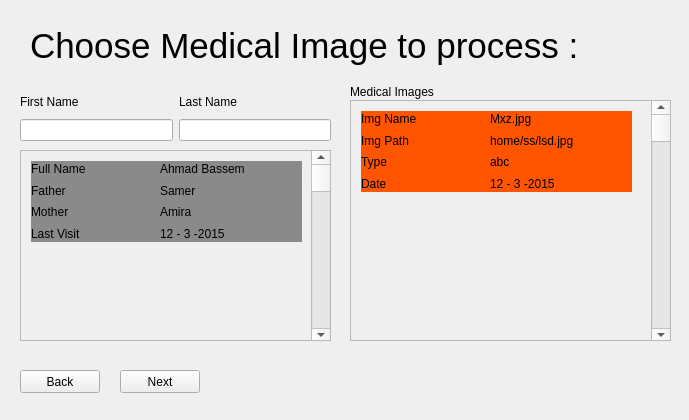
Qt form s1.ui (khaleddallah/PulseProject) before a commit.
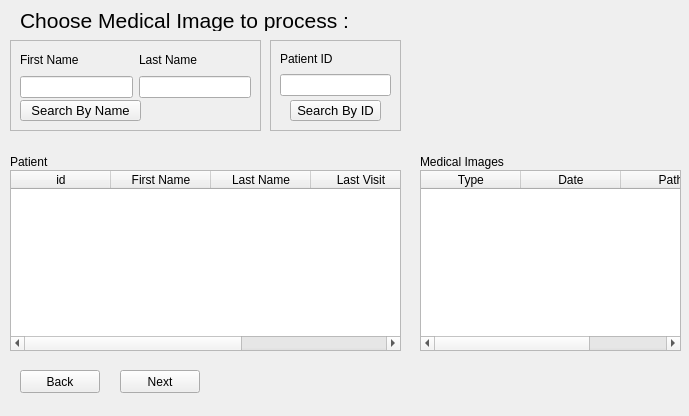
The same form after that commit. The open tabs and pages were chosen to show the change.

Commit message: Finished all of PatientDB

What changed in the file:
```diff
--- a/s1.ui
+++ b/s1.ui
@@ -7,7 +7,7 @@
     <x>0</x>
     <y>0</y>
     <width>689</width>
-    <height>420</height>
+    <height>416</height>
    </rect>
   </property>
   <property name="windowTitle">
@@ -1321,66 +1321,197 @@
    <widget class="QLabel" name="Header7">
     <property name="geometry">
      <rect>
-      <x>30</x>
-      <y>20</y>
-      <width>641</width>
-      <height>51</height>
+      <x>20</x>
+      <y>10</y>
+      <width>611</width>
+      <height>21</height>
      </rect>
     </property>
     <property name="font">
      <font>
-      <pointsize>26</pointsize>
+      <pointsize>16</pointsize>
      </font>
     </property>
     <property name="text">
      <string>Choose Medical Image to process :</string>
     </property>
    </widget>
-   <widget class="QWidget" name="horizontalLayoutWidget_9">
+   <widget class="QFrame" name="frameId7">
     <property name="geometry">
      <rect>
-      <x>20</x>
-      <y>90</y>
-      <width>311</width>
-      <height>51</height>
+      <x>270</x>
+      <y>40</y>
+      <width>131</width>
+      <height>91</height>
      </rect>
     </property>
-    <layout class="QHBoxLayout" name="Name_HL7">
-     <item>
-      <layout class="QVBoxLayout" name="First_Name_VL7">
-       <item>
-        <widget class="QLabel" name="FirstName7">
-         <property name="text">
-          <string>First Name</string>
-         </property>
-        </widget>
-       </item>
-       <item>
-        <widget class="QLineEdit" name="FirstNameBox7"/>
-       </item>
-      </layout>
-     </item>
-     <item>
-      <layout class="QVBoxLayout" name="Last_Name_VL7">
-       <item>
-        <widget class="QLabel" name="LastName7">
-         <property name="text">
-          <string>Last Name</string>
-         </property>
-        </widget>
-       </item>
-       <item>
-        <widget class="QLineEdit" name="LastNameBox7"/>
-       </item>
-      </layout>
-     </item>
-    </layout>
+    <property name="frameShape">
+     <enum>QFrame::StyledPanel</enum>
+    </property>
+    <property name="frameShadow">
+     <enum>QFrame::Raised</enum>
+    </property>
+    <widget class="QWidget" name="layoutWidget_2">
+     <property name="geometry">
+      <rect>
+       <x>10</x>
+       <y>10</y>
+       <width>111</width>
+       <height>46</height>
+      </rect>
+     </property>
+     <layout class="QVBoxLayout" name="Last_Name_VL7_2">
+      <item>
+       <widget class="QLabel" name="Patientid7">
+        <property name="text">
+         <string>Patient ID</string>
+        </property>
+       </widget>
+      </item>
+      <item>
+       <widget class="QLineEdit" name="IdBox7"/>
+      </item>
+     </layout>
+    </widget>
+    <widget class="QPushButton" name="SearchById7">
+     <property name="geometry">
+      <rect>
+       <x>20</x>
+       <y>60</y>
+       <width>91</width>
+       <height>21</height>
+      </rect>
+     </property>
+     <property name="font">
+      <font>
+       <pointsize>10</pointsize>
+      </font>
+     </property>
+     <property name="text">
+      <string>Search By ID</string>
+     </property>
+    </widget>
+   </widget>
+   <widget class="QFrame" name="frame7">
+    <property name="geometry">
+     <rect>
+      <x>10</x>
+      <y>40</y>
+      <width>251</width>
+      <height>91</height>
+     </rect>
+    </property>
+    <property name="styleSheet">
+     <string notr="true">border-color: rgb(62, 61, 57);</string>
+    </property>
+    <property name="frameShape">
+     <enum>QFrame::StyledPanel</enum>
+    </property>
+    <property name="frameShadow">
+     <enum>QFrame::Raised</enum>
+    </property>
+    <widget class="QWidget" name="horizontalLayoutWidget_9">
+     <property name="geometry">
+      <rect>
+       <x>10</x>
+       <y>10</y>
+       <width>231</width>
+       <height>48</height>
+      </rect>
+     </property>
+     <layout class="QHBoxLayout" name="Name_HL7">
+      <item>
+       <layout class="QVBoxLayout" name="First_Name_VL7">
+        <item>
+         <widget class="QLabel" name="FirstName7">
+          <property name="text">
+           <string>First Name</string>
+          </property>
+         </widget>
+        </item>
+        <item>
+         <widget class="QLineEdit" name="FirstNameBox7"/>
+        </item>
+       </layout>
+      </item>
+      <item>
+       <layout class="QVBoxLayout" name="Last_Name_VL7">
+        <item>
+         <widget class="QLabel" name="LastName7">
+          <property name="text">
+           <string>Last Name</string>
+          </property>
+         </widget>
+        </item>
+        <item>
+         <widget class="QLineEdit" name="LastNameBox7"/>
+        </item>
+       </layout>
+      </item>
+     </layout>
+    </widget>
+    <widget class="QPushButton" name="SearchByName7">
+     <property name="geometry">
+      <rect>
+       <x>10</x>
+       <y>60</y>
+       <width>121</width>
+       <height>21</height>
+      </rect>
+     </property>
+     <property name="font">
+      <font>
+       <pointsize>10</pointsize>
+      </font>
+     </property>
+     <property name="text">
+      <string>Search By Name</string>
+     </property>
+    </widget>
+   </widget>
+   <widget class="QTableWidget" name="PatientTable7">
+    <property name="geometry">
+     <rect>
+      <x>10</x>
+      <y>170</y>
+      <width>391</width>
+      <height>181</height>
+     </rect>
+    </property>
+    <property name="sizeAdjustPolicy">
+     <enum>QAbstractScrollArea::AdjustToContents</enum>
+    </property>
+    <column>
+     <property name="text">
+      <string>  id  </string>
+     </property>
+    </column>
+    <column>
+     <property name="text">
+      <string>  First Name  </string>
+     </property>
+    </column>
+    <column>
+     <property name="text">
+      <string>  Last Name  </string>
+     </property>
+    </column>
+    <column>
+     <property name="text">
+      <string>  Last Visit  </string>
+     </property>
+    </column>
+    <column>
+     <property name="text">
+      <string>  BirthDate</string>
+     </property>
+    </column>
    </widget>
    <widget class="QLabel" name="MedicalImages7">
     <property name="geometry">
      <rect>
-      <x>350</x>
-      <y>80</y>
+      <x>420</x>
+      <y>150</y>
       <width>122</width>
       <height>23</height>
      </rect>
@@ -1389,258 +1520,46 @@
      <string>Medical Images</string>
     </property>
    </widget>
-   <widget class="QScrollArea" name="MedImgScrollArea7">
+   <widget class="QTableWidget" name="MedicalImageTable7">
     <property name="geometry">
      <rect>
-      <x>350</x>
-      <y>100</y>
-      <width>321</width>
-      <height>241</height>
+      <x>420</x>
+      <y>170</y>
+      <width>261</width>
+      <height>181</height>
      </rect>
     </property>
-    <property name="widgetResizable">
-     <bool>true</bool>
+    <property name="sizeAdjustPolicy">
+     <enum>QAbstractScrollArea::AdjustToContents</enum>
     </property>
-    <widget class="QWidget" name="scrollAreaWidgetContents1_4">
-     <property name="geometry">
-      <rect>
-       <x>0</x>
-       <y>0</y>
-       <width>319</width>
-       <height>239</height>
-      </rect>
+    <column>
+     <property name="text">
+      <string>    Type    </string>
      </property>
-     <widget class="QWidget" name="MedImgWidget7" native="true">
-      <property name="geometry">
-       <rect>
-        <x>10</x>
-        <y>10</y>
-        <width>271</width>
-        <height>81</height>
-       </rect>
-      </property>
-      <property name="autoFillBackground">
-       <bool>false</bool>
-      </property>
-      <property name="styleSheet">
-       <string notr="true">background-color: rgb(255, 85, 0);</string>
-      </property>
-      <widget class="QWidget" name="gridLayoutWidget_10">
-       <property name="geometry">
-        <rect>
-         <x>0</x>
-         <y>0</y>
-         <width>251</width>
-         <height>80</height>
-        </rect>
-       </property>
-       <layout class="QGridLayout" name="MedImgGL7">
-        <item row="0" column="0">
-         <widget class="QLabel" name="ImgName7">
-          <property name="text">
-           <string>Img Name</string>
-          </property>
-         </widget>
-        </item>
-        <item row="1" column="0">
-         <widget class="QLabel" name="ImgPath7">
-          <property name="text">
-           <string>Img Path</string>
-          </property>
-         </widget>
-        </item>
-        <item row="2" column="0">
-         <widget class="QLabel" name="Type7">
-          <property name="text">
-           <string>Type</string>
-          </property>
-         </widget>
-        </item>
-        <item row="2" column="1">
-         <widget class="QLabel" name="TypeValue7">
-          <property name="text">
-           <string>abc</string>
-          </property>
-         </widget>
-        </item>
-        <item row="1" column="1">
-         <widget class="QLabel" name="ImgPathValue7">
-          <property name="text">
-           <string>home/ss/lsd.jpg</string>
-          </property>
-         </widget>
-        </item>
-        <item row="3" column="0">
-         <widget class="QLabel" name="MedImgDate7">
-          <property name="text">
-           <string>Date</string>
-          </property>
-         </widget>
-        </item>
-        <item row="3" column="1">
-         <widget class="QLabel" name="MedImgDateValue7">
-          <property name="text">
-           <string>12 - 3 -2015</string>
-          </property>
-         </widget>
-        </item>
-        <item row="0" column="1">
-         <widget class="QLabel" name="ImgNameValue7">
-          <property name="text">
-           <string>Mxz.jpg</string>
-          </property>
-         </widget>
-        </item>
-       </layout>
-      </widget>
-     </widget>
-     <widget class="QScrollBar" name="MedImgVerticalScrollBar7">
-      <property name="geometry">
-       <rect>
-        <x>300</x>
-        <y>0</y>
-        <width>20</width>
-        <height>241</height>
-       </rect>
-      </property>
-      <property name="orientation">
-       <enum>Qt::Vertical</enum>
-      </property>
-     </widget>
-    </widget>
+    </column>
+    <column>
+     <property name="text">
+      <string>    Date    </string>
+     </property>
+    </column>
+    <column>
+     <property name="text">
+      <string>    Path    </string>
+     </property>
+    </column>
    </widget>
-   <widget class="QScrollArea" name="PatientsScrollArea7">
+   <widget class="QLabel" name="Patient7">
     <property name="geometry">
      <rect>
-      <x>20</x>
+      <x>10</x>
       <y>150</y>
-      <width>311</width>
-      <height>191</height>
+      <width>122</width>
+      <height>23</height>
      </rect>
     </property>
-    <property name="widgetResizable">
-     <bool>true</bool>
+    <property name="text">
+     <string>Patient</string>
     </property>
-    <widget class="QWidget" name="scrollAreaWidgetContents9_2">
-     <property name="geometry">
-      <rect>
-       <x>0</x>
-       <y>0</y>
-       <width>309</width>
-       <height>189</height>
-      </rect>
-     </property>
-     <widget class="QWidget" name="PatientWidget7" native="true">
-      <property name="geometry">
-       <rect>
-        <x>10</x>
-        <y>10</y>
-        <width>271</width>
-        <height>81</height>
-       </rect>
-      </property>
-      <property name="autoFillBackground">
-       <bool>false</bool>
-      </property>
-      <property name="styleSheet">
-       <string notr="true">background-color: rgb(138, 138, 138);</string>
-      </property>
-      <widget class="QWidget" name="gridLayoutWidget_8">
-       <property name="geometry">
-        <rect>
-         <x>0</x>
-         <y>0</y>
-         <width>251</width>
-         <height>80</height>
-        </rect>
-       </property>
-       <layout class="QGridLayout" name="Patient_info_GL7">
-        <item row="0" column="0">
-         <widget class="QLabel" name="Full_Name7">
-          <property name="text">
-           <string>Full Name</string>
-          </property>
-         </widget>
-        </item>
-        <item row="1" column="0">
-         <widget class="QLabel" name="Father7">
-          <property name="text">
-           <string>Father</string>
-          </property>
-         </widget>
-        </item>
-        <item row="2" column="0">
-         <widget class="QLabel" name="Mother7">
-          <property name="text">
-           <string>Mother</string>
-          </property>
-         </widget>
-        </item>
-        <item row="2" column="1">
-         <widget class="QLabel" name="Mother_value7">
-          <property name="text">
-           <string>Amira</string>
-          </property>
-         </widget>
-        </item>
-        <item row="1" column="1">
-         <widget class="QLabel" name="Father_value7">
-          <property name="text">
-           <string>Samer</string>
-          </property>
-         </widget>
-        </item>
-        <item row="3" column="0">
-         <widget class="QLabel" name="Last_Visit7">
-          <property name="text">
-           <string>Last Visit</string>
-          </property>
-         </widget>
-        </item>
-        <item row="3" column="1">
-         <widget class="QLabel" name="Last_Visit_value7">
-          <property name="text">
-           <string>12 - 3 -2015</string>
-          </property>
-         </widget>
-        </item>
-        <item row="0" column="1">
-         <widget class="QLabel" name="Full_Name_value7">
-          <property name="text">
-           <string>Ahmad Bassem</string>
-          </property>
-         </widget>
-        </item>
-       </layout>
-      </widget>
-     </widget>
-     <widget class="QScrollBar" name="verticalScrollBar9_2">
-      <property name="geometry">
-       <rect>
-        <x>540</x>
-        <y>0</y>
-        <width>20</width>
-        <height>181</height>
-       </rect>
-      </property>
-      <property name="orientation">
-       <enum>Qt::Vertical</enum>
-      </property>
-     </widget>
-     <widget class="QScrollBar" name="PatientsVerticalScrollBar7">
-      <property name="geometry">
-       <rect>
-        <x>290</x>
-        <y>0</y>
-        <width>20</width>
-        <height>191</height>
-       </rect>
-      </property>
-      <property name="orientation">
-       <enum>Qt::Vertical</enum>
-      </property>
-     </widget>
-    </widget>
    </widget>
   </widget>
   <widget class="QWidget" name="MedImgProcessingM8">
```
Left out of the diff: 1920 changed lines with no effect on the pictures. The commit also changes 9 other files.
